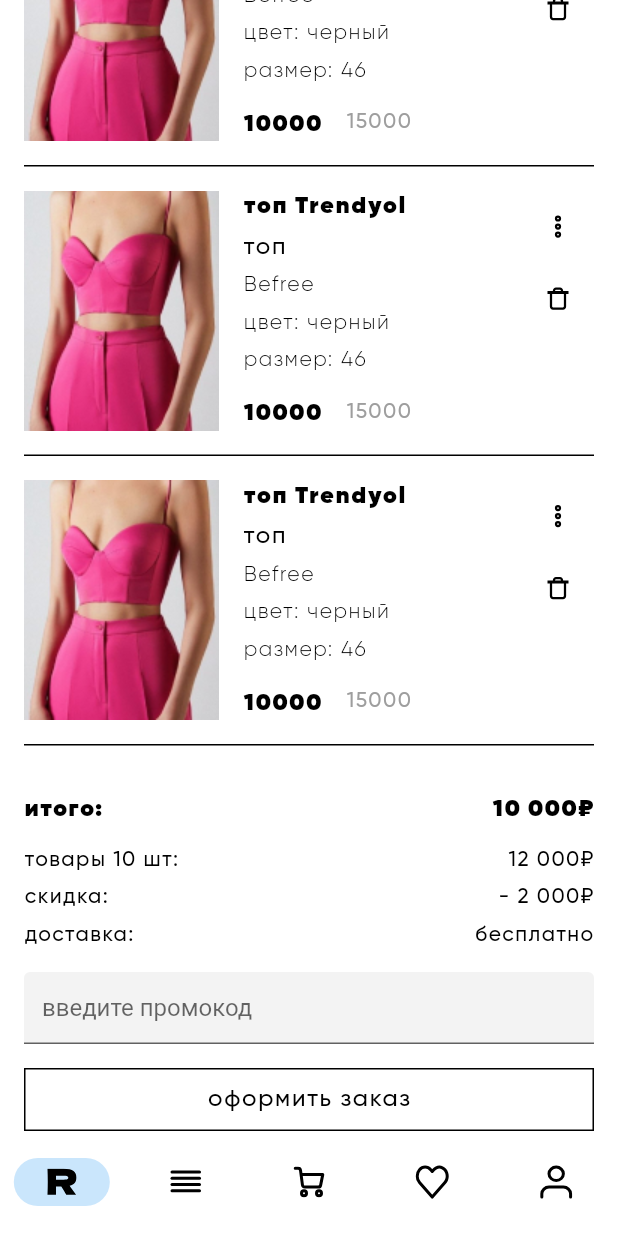
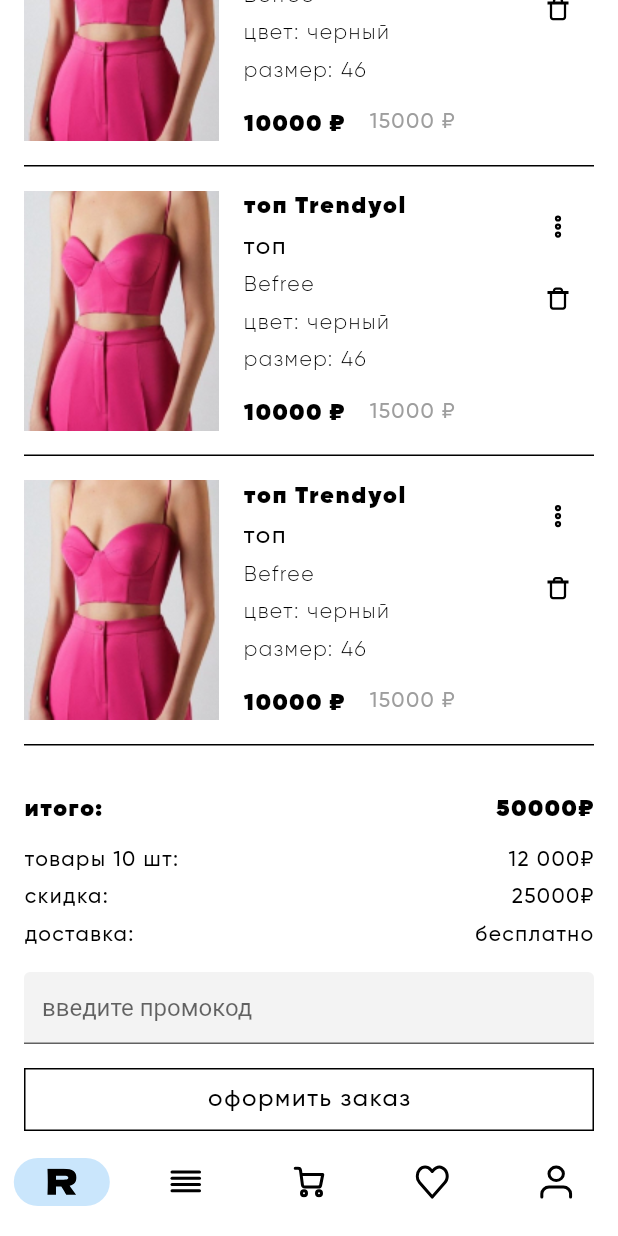
Before and after one commit to Akenten/reup_mobile, a Flutter app: the screen it shows after launch, scrolled down 576 dp, on a phone screen of 412 x 824 dp. Run offline on Flutter 3.47's test engine with Material 2 defaults, Android fonts, the phone set to English and light mode, and no system bars; our stand-ins replace flutter_svg, google_fonts, infinite_carousel, smooth_page_indicator.

Commit message:
small additions

```diff
--- a/lib/cart/cart.dart
+++ b/lib/cart/cart.dart
@@ -11,7 +11,7 @@ import 'package:reup/cart/features/product_cart.dart';
 
 class Cart extends StatelessWidget {
   // сюда должны попадать данные из бека
-  List items = [
+  List<ProductCartData> items = [
     ProductCartData(
         Image.asset('assets/images/reup_cart_product.jpg'),
         'топ Trendyol',
--- a/lib/cart/features/filled_cart.dart
+++ b/lib/cart/features/filled_cart.dart
@@ -5,6 +5,7 @@ import 'package:reup/common/styles.dart';
 import 'package:flutter_svg/flutter_svg.dart';
 import 'package:reup/cart/features/product_cart.dart';
 import 'package:reup/cart/features/summary.dart';
+import 'package:reup/cart/features/floating_bar.dart';
 
 int numberOfProucts = 0;
 String productsNameState = '';
@@ -25,13 +26,15 @@ String _getProductsNameState(BuildContext context) {
 }
 
 class FilledCart extends StatelessWidget {
-  final List items;
+  final List<ProductCartData> items;
+
   const FilledCart({super.key, required this.items});
 
   @override
   Widget build(BuildContext context) {
     numberOfProucts = items.length;
     productsNameState = _getProductsNameState(context);
+
     return Container(
       padding: const EdgeInsets.all(16),
       child: Column(
@@ -63,13 +66,25 @@ class FilledCart extends StatelessWidget {
               children:
                   //[
                   List.generate(items.length, (index) {
-            return ProductCart(data: items[index]);
+            return GestureDetector(
+                onTap: () {
+                  // first item index is 0
+                  var s = index.toString();
+                  log(s);
+                },
+                child: ProductCart(data: items[index]));
           })),
           const SizedBox(
             height: 32,
           ),
+          // Align(
+          //   alignment: FractionalOffset.bottomCenter,
+          //   child: FloatingBar(),
+          // ),
           // итого
-          Summary(),
+          Summary(
+            data: items,
+          ),
         ],
       ),
     );
--- a/lib/cart/features/product_cart.dart
+++ b/lib/cart/features/product_cart.dart
@@ -85,14 +85,14 @@ class ProductCart extends StatelessWidget {
                   Row(
                     children: [
                       Text(
-                        data.price.toString(),
+                        '${data.price} ₽',
                         style: CustomButtonTextStyle.buttonItemStyle,
                       ),
                       const SizedBox(
                         width: 16,
                       ),
                       Text(
-                        data.lastPrice.toString(),
+                        '${data.lastPrice} ₽',
                         style: CustomTextStyle.reupLastPrice,
                       ),
                     ],
--- a/lib/cart/features/summary.dart
+++ b/lib/cart/features/summary.dart
@@ -1,4 +1,5 @@
 import 'package:flutter/material.dart';
+import 'package:reup/cart/features/product_cart.dart';
 import 'package:reup/common/styles.dart';
 
 class SummaryData {
@@ -8,25 +9,34 @@ class SummaryData {
 }
 
 class Summary extends StatelessWidget {
+  final List<ProductCartData> data;
   //final SummaryData data;
-  const Summary({
+  Summary({
     super.key,
+    required this.data,
   });
 
   @override
   Widget build(BuildContext context) {
+    int sum = 0;
+    int sale = 0;
+    for (var i = 0; i < data.length; i++) {
+      sum += data[i].price;
+      sale += data[i].lastPrice;
+    }
+    sale -= sum;
     return Column(
       crossAxisAlignment: CrossAxisAlignment.start,
       children: [
-        const Row(
+        Row(
           mainAxisAlignment: MainAxisAlignment.spaceBetween,
           children: [
-            Text(
+            const Text(
               'итого:',
               style: CustomButtonTextStyle.buttonItemStyle,
             ),
             Text(
-              '10 000₽',
+              '$sum₽',
               style: CustomButtonTextStyle.buttonItemStyle,
             )
           ],
@@ -50,15 +60,15 @@ class Summary extends StatelessWidget {
         const SizedBox(
           height: 8,
         ),
-        const Row(
+        Row(
           mainAxisAlignment: MainAxisAlignment.spaceBetween,
           children: [
-            Text(
+            const Text(
               'скидка:',
               style: CustomTextStyle.reupCartSummary,
             ),
             Text(
-              '- 2 000₽',
+              '$sale₽',
               style: CustomTextStyle.reupCartSummary,
             ),
           ],
@@ -82,16 +92,6 @@ class Summary extends StatelessWidget {
         const SizedBox(
           height: 16,
         ),
-        // TextField(
-        //   decoration: InputDecoration(
-        //     //border: OutlineInputBorder(),
-        //     // Color.fromARGB(255, 188, 218, 99),
-        //     fillColor: Color.fromARGB(255, 182, 14, 14),
-        //     //hoverColor: Color.fromARGB(255, 243, 243, 243),
-
-        //     hintText: 'введите промокод',
-        //   ),
-        // )
         TextFormField(
           decoration: const InputDecoration(
             filled: true,
```
Also changed, not shown: lib/cart/features/floating_bar.dart (added, +47 -0 lines).
